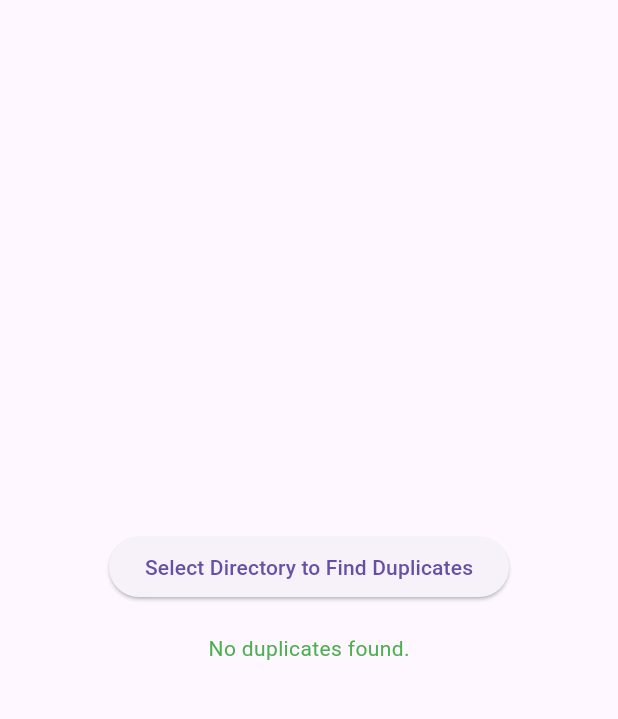
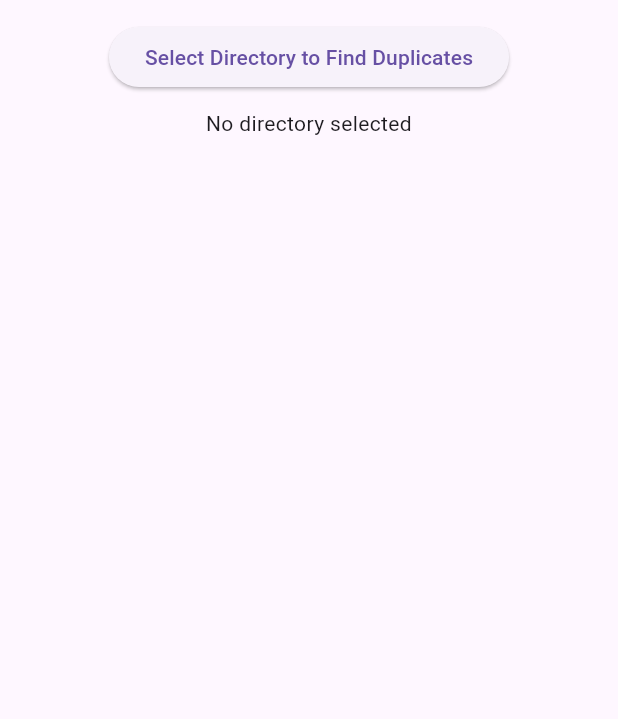
Before and after one commit to bharathvaj68/Duplicate-Finder-PC, a Flutter app: the screen it shows after launch, after a tap on "Select Directory to Find Duplicates", on a phone screen of 412 x 824 dp, the part 63-782 px from its top. Run offline on Flutter 3.47's test engine with Material 3 defaults, Android fonts, the phone set to English and light mode, and no system bars; our stand-ins replace file_picker.

Commit message:
simple basic duplicate checker

```diff
--- a/dupfile/lib/main.dart
+++ b/dupfile/lib/main.dart
@@ -9,129 +9,88 @@ void main() {
 }
 
 class MyApp extends StatelessWidget {
+  const MyApp({super.key});
+
   @override
   Widget build(BuildContext context) {
     return MaterialApp(
       debugShowCheckedModeBanner: false,
       title: 'Duplicate File Checker',
       theme: ThemeData(primarySwatch: Colors.blue),
-      home: SplashScreen(),
-    );
-  }
-}
-
-class SplashScreen extends StatefulWidget {
-  @override
-  _SplashScreenState createState() => _SplashScreenState();
-}
-
-class _SplashScreenState extends State<SplashScreen> {
-  @override
-  void initState() {
-    super.initState();
-    Timer(Duration(seconds: 3), () {
-      Navigator.pushReplacement(
-        context,
-        MaterialPageRoute(builder: (context) => HomeScreen()),
-      );
-    });
-  }
-
-  @override
-  Widget build(BuildContext context) {
-    return Scaffold(
-      backgroundColor: Colors.blueAccent,
-      body: Center(
-        child: Column(
-          mainAxisAlignment: MainAxisAlignment.center,
-          children: [
-            Icon(Icons.folder, size: 100, color: Colors.white),
-            SizedBox(height: 20),
-            Text(
-              'Duplicate File Checker',
-              style: TextStyle(
-                fontSize: 24,
-                fontWeight: FontWeight.bold,
-                color: Colors.white,
-              ),
-            ),
-          ],
-        ),
-      ),
+      home: HomeScreen(),
     );
   }
 }
 
 class HomeScreen extends StatefulWidget {
+  const HomeScreen({super.key});
+
   @override
   _HomeScreenState createState() => _HomeScreenState();
 }
 
 class _HomeScreenState extends State<HomeScreen> {
-  Map<String, List<String>> _fileChecksums = {};
-  Map<String, List<String>> _duplicateFiles = {};
+  String? _checkDuplicatesDirectory; // Directory to check for duplicates
+
+  bool _isProcessing = false;
   bool _isCheckingDuplicates = false;
-  bool _isCollectingChecksums = false;
   int _filesProcessed = 0;
-  int _directoriesProcessed = 0;
 
-  Future<void> _selectDirectoryToCheckDuplicates() async {
-    String? directory = await FilePicker.platform.getDirectoryPath();
-    if (directory != null) {
-      await _processDirectory(directory);
-      _findDuplicateFiles();
-    }
+  final Map<String, List<String>> _fileChecksums = {}; // Stores all file hashes
+  final Map<String, List<String>> _duplicateFiles = {}; // Stores duplicates
+
+  /// Computes SHA-256 checksum for a file
+  Future<String> _calculateChecksum(File file) async {
+    List<int> fileBytes = await file.readAsBytes();
+    return sha256.convert(fileBytes).toString();
   }
 
-  Future<void> _processDirectory(String directoryPath) async {
+  /// Checks for duplicate files in a selected directory
+  Future<void> _findDuplicateFiles(String directoryPath) async {
     setState(() {
-      _isCollectingChecksums = true;
+      _isProcessing = true;
       _filesProcessed = 0;
-      _directoriesProcessed = 0;
+      _fileChecksums.clear();
+      _duplicateFiles.clear();
     });
 
     Directory dir = Directory(directoryPath);
     try {
-      await for (var entity in dir.list(recursive: true, followLinks: false)) {
+      List<FileSystemEntity> entities = dir.listSync(recursive: true);
+      for (var entity in entities) {
         if (entity is File) {
-          try {
           String checksum = await _calculateChecksum(entity);
+          setState(() {
             _fileChecksums.putIfAbsent(checksum, () => []).add(entity.path);
             _filesProcessed++;
-          } catch (e) {
-            print("Error reading file: \${entity.path}");
-          }
-        } else if (entity is Directory) {
-          _directoriesProcessed++;
-        }
-      }
-    } catch (e) {
-      print("Error processing directory: \$e");
-    }
-
-    setState(() {
-      _isCollectingChecksums = false;
           });
-  }
-
-  Future<String> _calculateChecksum(File file) async {
-    try {
-      var input = await file.readAsBytes();
-      return sha256.convert(input).toString();
-    } catch (e) {
-      return "";
         }
       }
 
-  void _findDuplicateFiles() {
-    setState(() {
-      _duplicateFiles.clear();
+      // Identify duplicates
       _fileChecksums.forEach((checksum, paths) {
         if (paths.length > 1) {
           _duplicateFiles[checksum] = paths;
         }
       });
+    } catch (e) {
+      print("Error finding duplicates: $e");
+    } finally {
+      setState(() {
+        _isProcessing = false;
       });
+    }
+  }
+
+  /// Selects a directory to check for duplicate files
+  Future<void> _selectCheckDuplicatesDirectory() async {
+    String? directory = await FilePicker.platform.getDirectoryPath();
+    if (directory != null) {
+      setState(() {
+        _checkDuplicatesDirectory = directory;
+      });
+      await _findDuplicateFiles(directory);
+    }
   }
 
   @override
@@ -142,39 +101,58 @@ class _HomeScreenState extends State<HomeScreen> {
         child: Column(
           mainAxisAlignment: MainAxisAlignment.center,
           children: [
+            // Select directory to check for duplicate files
             ElevatedButton(
-              onPressed:
-                  _isCheckingDuplicates || _isCollectingChecksums
-                      ? null
-                      : _selectDirectoryToCheckDuplicates,
+              onPressed: _isProcessing ? null : _selectCheckDuplicatesDirectory,
               child: Text('Select Directory to Find Duplicates'),
             ),
+            SizedBox(height: 10),
+            Text(
+              _checkDuplicatesDirectory != null
+                  ? 'Checking in: $_checkDuplicatesDirectory'
+                  : 'No directory selected',
+              textAlign: TextAlign.center,
+            ),
             SizedBox(height: 20),
-            _isCollectingChecksums
-                ? Column(
+
+            // Progress indicator for duplicate detection
+            if (_isProcessing)
+              Column(
                 children: [
                   CircularProgressIndicator(),
                   SizedBox(height: 10),
                   Text(
-                      "Processing... Files: \$_filesProcessed | Directories: \$_directoriesProcessed",
-                      style: TextStyle(color: Colors.blue),
+                    'Processing... (Files processed: $_filesProcessed)',
+                    style: TextStyle(fontWeight: FontWeight.bold, color: Colors.blue),
                   ),
                 ],
+              ),
+            SizedBox(height: 20),
+
+            // Display duplicate files
+            Expanded(
+              child: _duplicateFiles.isEmpty && !_isProcessing && _checkDuplicatesDirectory != null
+                  ? Center(
+                      child: Text(
+                        'No duplicate files found in the selected directory.',
+                        style: TextStyle(fontSize: 16, fontWeight: FontWeight.bold, color: Colors.green),
+                      ),
                     )
-                : _duplicateFiles.isEmpty
-                ? Text(
-                  "No duplicates found.",
-                  style: TextStyle(color: Colors.green),
-                )
-                : Expanded(
-                  child: ListView(
-                    children:
-                        _duplicateFiles.entries.expand((entry) {
-                          return entry.value.map(
-                            (path) => ListTile(
-                              title: Text(path),
-                              subtitle: Text('Checksum: ${entry.key}'),
+                  : ListView(
+                      children: _duplicateFiles.entries.map((entry) {
+                        return Column(
+                          crossAxisAlignment: CrossAxisAlignment.start,
+                          children: [
+                            Text(
+                              'Checksum: ${entry.key}',
+                              style: TextStyle(
+                                fontWeight: FontWeight.bold,
+                                color: Colors.green,
                               ),
+                            ),
+                            ...entry.value.map((filePath) => Text(' - $filePath')),
+                            SizedBox(height: 10),
+                          ],
                         );
                       }).toList(),
                     ),
```
Lines whose indentation alone changed are shown as unchanged.
